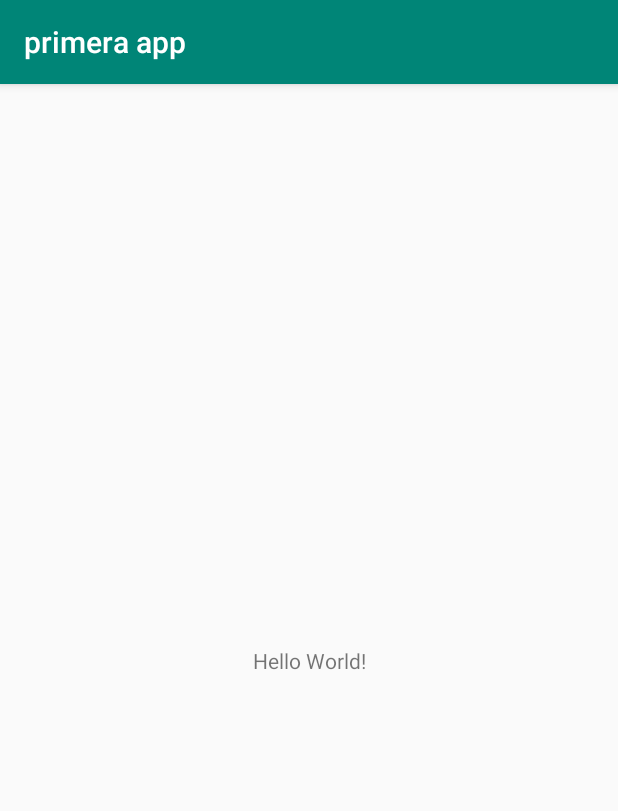
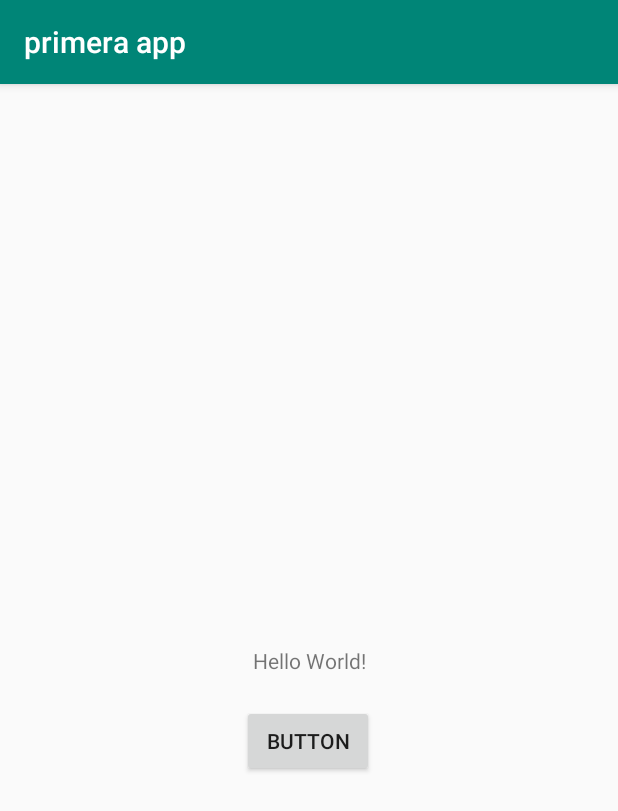
Before and after one commit to CarlesRa/2-Dam, an Android app: the screen it shows after launch (MainActivity), on a phone screen of 412 x 824 dp. Shown: the top 811 px of the screen. Run offline under Robolectric (Android 15) with nearby library versions, the phone set to English and light mode, and no system bars.

Commit message:
fique nous arxius

```diff
--- a/PMU/primeraapp/app/src/main/java/com/carlesramos/primeraapp/MainActivity.java
+++ b/PMU/primeraapp/app/src/main/java/com/carlesramos/primeraapp/MainActivity.java
@@ -4,14 +4,20 @@ import androidx.appcompat.app.AppCompatActivity;
 
 import android.os.Bundle;
 import android.util.Log;
+import android.widget.Button;
 import android.widget.Toast;
 
 public class MainActivity extends AppCompatActivity {
+    private Button button;
 
     @Override
     protected void onCreate(Bundle savedInstanceState) {
         super.onCreate(savedInstanceState);
         setContentView(R.layout.activity_main);
+        button = findViewById(R.id.button);
+
+
+
         Toast.makeText(this,"Mac es una gena",Toast.LENGTH_LONG).show();
         Log.d(MainActivity.this.getLocalClassName(),"onCreate()");
     }
--- a/PMU/primeraapp/app/src/main/res/layout/activity_main.xml
+++ b/PMU/primeraapp/app/src/main/res/layout/activity_main.xml
@@ -7,6 +7,7 @@
     tools:context=".MainActivity">
 
     <TextView
+        android:id="@+id/textView"
         android:layout_width="wrap_content"
         android:layout_height="wrap_content"
         android:text="Hello World!"
@@ -15,4 +16,15 @@
         app:layout_constraintRight_toRightOf="parent"
         app:layout_constraintTop_toTopOf="parent" />
 
+    <Button
+        android:id="@+id/button"
+        android:layout_width="wrap_content"
+        android:layout_height="wrap_content"
+        android:layout_marginTop="20dp"
+        android:text="Button"
+        app:layout_constraintEnd_toEndOf="parent"
+        app:layout_constraintHorizontal_bias="0.498"
+        app:layout_constraintStart_toStartOf="parent"
+        app:layout_constraintTop_toBottomOf="@+id/textView" />
+
 </androidx.constraintlayout.widget.ConstraintLayout>
```
Also changed, not shown: DDI/test Swing/src/main/java/testswing/Test.java (added, +131 -0 lines), 11 other files.
